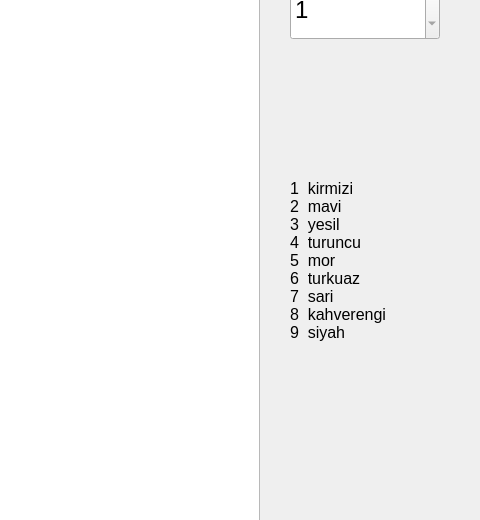
Before: the Qt Designer form Neural_networks-training_sim/Trainer.ui in iibrahimddogan/Neural-Boundary-2D, drawn with Qt 5; both pictures show x 640 to 1120 and y 140 to 660 of the 1120 by 900 pixel window.
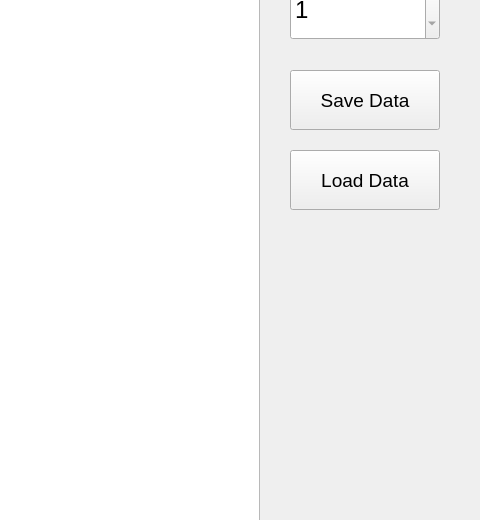
After: the same form once the commit is applied.

Commit message: Add save and load for sample data

Patch:
```diff
--- a/Neural_networks-training_sim/Trainer.ui
+++ b/Neural_networks-training_sim/Trainer.ui
@@ -90,30 +90,40 @@
      <number>1</number>
     </property>
    </widget>
-   <widget class="QLabel" name="label_info">
+   <widget class="QPushButton" name="SaveButton">
     <property name="geometry">
      <rect>
       <x>930</x>
-      <y>200</y>
+      <y>210</y>
       <width>150</width>
-      <height>400</height>
+      <height>60</height>
      </rect>
     </property>
     <property name="font">
      <font>
-      <pointsize>12</pointsize>
+      <pointsize>14</pointsize>
      </font>
     </property>
     <property name="text">
-     <string notr="true">1  kirmizi
-2  mavi
-3  yesil
-4  turuncu
-5  mor
-6  turkuaz
-7  sari
-8  kahverengi
-9  siyah</string>
+     <string>Save Data</string>
+    </property>
+   </widget>
+   <widget class="QPushButton" name="LoadButton">
+    <property name="geometry">
+     <rect>
+      <x>930</x>
+      <y>290</y>
+      <width>150</width>
+      <height>60</height>
+     </rect>
+    </property>
+    <property name="font">
+     <font>
+      <pointsize>14</pointsize>
+     </font>
+    </property>
+    <property name="text">
+     <string>Load Data</string>
     </property>
    </widget>
   </widget>
```
The commit also changes 2 other files.
